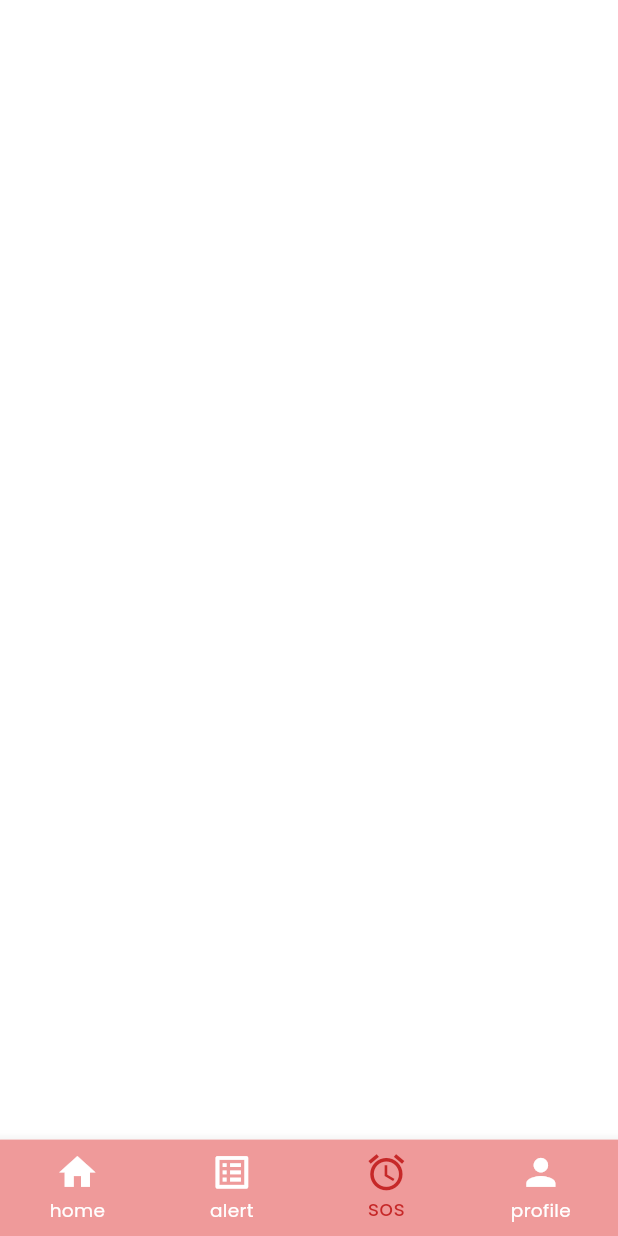
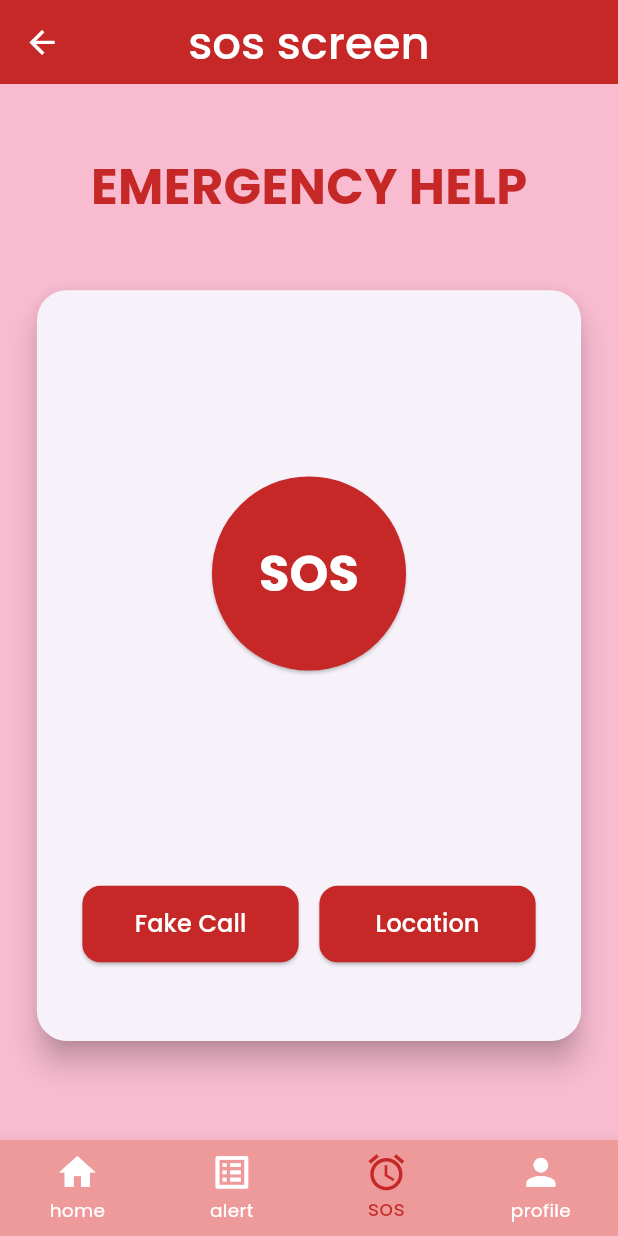
Before and after one commit to rimuakter057/woman_safety_ui, a Flutter app: the screen it shows after launch, item 3 of the bottom bar chosen, on a phone screen of 412 x 824 dp. Run offline on Flutter 3.47's test engine with Material 3 defaults, Android fonts, the phone set to English and light mode, and no system bars; drawn by our look-alikes of avatar_glow; our stand-ins replace get, google_fonts, marquee, pin_code_fields.

Commit message:
sos screen

```diff
--- a/lib/app/app.dart
+++ b/lib/app/app.dart
@@ -4,6 +4,7 @@ import 'package:woman_safety_ui/app/routes/app_routes.dart';
 import 'package:woman_safety_ui/app/utils/theme/theme.dart';
 import 'package:woman_safety_ui/features/ui/screens/main_nav_screen/main_nav_screen.dart';
 import '../features/ui/screens/auth/screens/sign_in_screen.dart';
+import '../features/ui/screens/sos_screen/sos_screen.dart';
 import 'controller_binder.dart';
 
 
--- a/lib/app/routes/app_routes.dart
+++ b/lib/app/routes/app_routes.dart
@@ -1,4 +1,5 @@
 import 'package:flutter/material.dart';
+import 'package:woman_safety_ui/features/ui/screens/sos_screen/sos_screen.dart';
 
 import '../../features/ui/screens/auth/screens/confirmed_password_screen.dart';
 import '../../features/ui/screens/auth/screens/forget_password_screen.dart';
@@ -28,6 +29,9 @@ class AppRoutes {
     }*/
     else if (settings.name == SignInScreen.name) {
       route =  SignInScreen();
+    }
+    else if (settings.name == SosScreen.name) {
+      route =  SosScreen();
     }
     else if (settings.name == SignUpScreen.name) {
       route =  SignUpScreen();
--- a/lib/features/ui/common/widget/custom_icon.dart
+++ b/lib/features/ui/common/widget/custom_icon.dart
@@ -9,13 +9,13 @@ import '../../../../app/utils/sizes/size.dart';
 class CustomIcon extends StatelessWidget {
   const CustomIcon({
     super.key,
-    required this.icon,
+
     this.onTap,
     this.iconColor,
     this.iconSize,
   });
 
-  final IconData? icon;
+
   final void Function()? onTap;
   final Color? iconColor;
   final double? iconSize;
@@ -25,7 +25,7 @@ class CustomIcon extends StatelessWidget {
     return GestureDetector(
       onTap: onTap,
       child: Icon(
-        icon ?? Icons.arrow_back,
+        Icons.arrow_back,
         color: iconColor ?? AppColors.white,
         size: iconSize ?? AppSizes.iconMd(context),
       ),
--- a/lib/features/ui/screens/HomeScreen/home_screen.dart
+++ b/lib/features/ui/screens/HomeScreen/home_screen.dart
@@ -42,16 +42,16 @@ class HomeScreen extends StatelessWidget {
                 child: GridView.builder(
                     shrinkWrap: true,
                     scrollDirection: Axis.vertical,
-                    itemCount: 5,
+                    itemCount: 3,
                     gridDelegate: const SliverGridDelegateWithFixedCrossAxisCount(
-                        crossAxisCount: 3),
+                        crossAxisCount: 2),
                     itemBuilder: (context, index) {
                       return Padding(
                         padding:  EdgeInsets.all(AppSizes.defaultPadding(context)),
                         child: Column(
                           children: [
                             Container(
-                              height: size.height * .1,
+                              height: size.height * .15,
                               width: size.width * .18,
                               decoration: BoxDecoration(
                                 borderRadius: BorderRadius.circular(10),
--- a/lib/features/ui/screens/main_nav_screen/main_nav_screen.dart
+++ b/lib/features/ui/screens/main_nav_screen/main_nav_screen.dart
@@ -6,6 +6,7 @@ import 'package:woman_safety_ui/features/ui/screens/main_nav_screen/widget/botto
 import 'package:woman_safety_ui/features/ui/screens/profile/screens/profile_screen.dart';
 
 import '../HomeScreen/home_screen.dart';
+import '../sos_screen/sos_screen.dart';
 
 
 
@@ -23,7 +24,7 @@ class _MainNavScreenState extends State<MainNavScreen> {
 
     HomeScreen(),
     Scaffold(),
-    Scaffold(),
+    SosScreen(),
     ProfileScreen(),
   ];
 
--- /dev/null
+++ b/lib/features/ui/screens/sos_screen/sos_screen.dart
@@ -0,0 +1,94 @@
+import 'package:flutter/material.dart';
+import 'package:woman_safety_ui/app/utils/color/app_colors.dart';
+import 'package:woman_safety_ui/app/utils/sizes/size.dart';
+import 'package:woman_safety_ui/features/ui/common/widget/custom_appbar.dart';
+import 'package:woman_safety_ui/features/ui/common/widget/custom_icon.dart';
+import 'package:woman_safety_ui/features/ui/screens/sos_screen/widget/custom_small_button.dart';
+import 'package:woman_safety_ui/features/ui/screens/sos_screen/widget/custom_sos_button.dart';
+
+
+class SosScreen extends StatelessWidget {
+  const SosScreen({super.key});
+  static const String name = '/sos-screen';
+
+  @override
+  Widget build(BuildContext context) {
+    final size = MediaQuery.of(context).size;
+    final height = size.height;
+    final width = size.width;
+
+    return Scaffold(
+      backgroundColor: Colors.pink.shade100,
+      appBar: CustomAppBar(title: "sos screen",
+      leadingWidget: CustomIcon( ),
+      ),
+      body: SafeArea(
+        child: Padding(
+          padding: EdgeInsets.all(width * 0.05), // Responsive Padding
+          child: Column(
+            children: [
+              SizedBox(height: height * 0.03),
+              Center(
+                child: Text(
+                  "EMERGENCY HELP",
+                  style: TextStyle(
+                    fontSize: width * 0.08, // Responsive Font Size
+                    fontWeight: FontWeight.bold,
+                    color: AppColors.primaryColor,
+                  ),
+                ),
+              ),
+              SizedBox(height: height * 0.05),
+
+              // Card with SOS Button
+              Expanded(
+                child: Card(
+                  elevation: 8,
+                  shape: RoundedRectangleBorder(
+                    borderRadius: BorderRadius.circular(20),
+                  ),
+                  child: Padding(
+                    padding: EdgeInsets.all(AppSizes.defaultPadding(context)),
+                    child: Column(
+                      mainAxisAlignment: MainAxisAlignment.spaceAround,
+                      children: [
+                        SizedBox(),
+                        CustomSOSButton(
+                          buttonSize: width * 0.4, // Size passed to SOS Button
+                          onPressed: () {
+                            // SOS action
+                          },
+                        ),
+                        SizedBox(),
+                        Row(
+                          mainAxisAlignment: MainAxisAlignment.spaceEvenly,
+                          children: [
+                            CustomSmallButton(
+                              label: "Fake Call",
+                              width: width * 0.35,
+                              onPressed: () {
+                                // Fake call action
+                              },
+                            ),
+                            CustomSmallButton(
+                              label: "Location",
+                              width: width * 0.35,
+                              onPressed: () {
+                                // Location action
+                              },
+                            ),
+                          ],
+                        ),
+                      ],
+                    ),
+                  ),
+                ),
+              ),
+              SizedBox(height: height * 0.05),
+            ],
+          ),
+        ),
+      ),
+    );
+  }
+}
--- /dev/null
+++ b/lib/features/ui/screens/sos_screen/widget/custom_small_button.dart
@@ -0,0 +1,34 @@
+import 'package:flutter/material.dart';
+import '../../../../../app/utils/color/app_colors.dart';
+
+class CustomSmallButton extends StatelessWidget {
+  final String label;
+  final double width;
+  final VoidCallback onPressed;
+
+  const CustomSmallButton({super.key, required this.label, required this.width, required this.onPressed});
+
+  @override
+  Widget build(BuildContext context) {
+    return SizedBox(
+      width: width,
+      child: ElevatedButton(
+        onPressed: onPressed,
+        style: ElevatedButton.styleFrom(
+          backgroundColor: AppColors.primaryColor,
+          shape: RoundedRectangleBorder(
+            borderRadius: BorderRadius.circular(12),
+          ),
+          padding: const EdgeInsets.symmetric(vertical: 14),
+        ),
+        child: Text(
+          label,
+          style: const TextStyle(
+            color: Colors.white,
+            fontSize: 16,
+          ),
+        ),
+      ),
+    );
+  }
+}
--- /dev/null
+++ b/lib/features/ui/screens/sos_screen/widget/custom_sos_button.dart
@@ -0,0 +1,35 @@
+import 'package:flutter/material.dart';
+import 'package:avatar_glow/avatar_glow.dart';
+import '../../../../../app/utils/color/app_colors.dart';
+
+class CustomSOSButton extends StatelessWidget {
+  final VoidCallback onPressed;
+  final double buttonSize;
+
+  const CustomSOSButton({super.key, required this.onPressed, required this.buttonSize});
+
+  @override
+  Widget build(BuildContext context) {
+    return AvatarGlow(
+      glowCount: 3,
+      glowColor: AppColors.red,
+      glowShape: BoxShape.circle,
+      child: ElevatedButton(
+        onPressed: onPressed,
+        style: ElevatedButton.styleFrom(
+          backgroundColor: AppColors.primaryColor,
+          shape: const CircleBorder(),
+          padding: EdgeInsets.all(buttonSize * 0.25),
+        ),
+        child: Text(
+          'SOS',
+          style: TextStyle(
+            fontSize: buttonSize * 0.2,
+            fontWeight: FontWeight.bold,
+            color: Colors.white,
+          ),
+        ),
+      ),
+    );
+  }
+}
```
